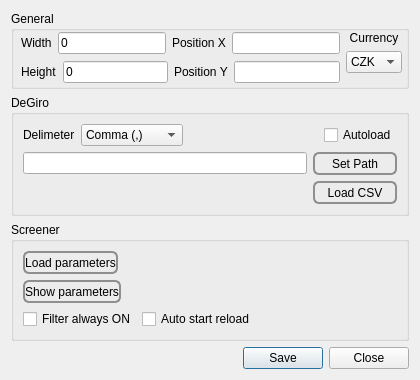
ado130/SPM, file settingsform.ui: the form before one commit.
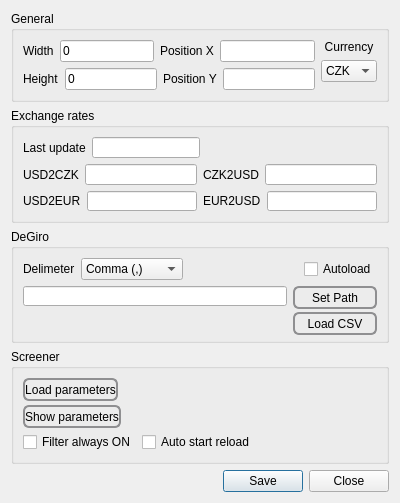
The form after the commit.

Commit message: Added plots for Deposit and Invested, added exchange rates

The edit to the form file:
```diff
--- a/settingsform.ui
+++ b/settingsform.ui
@@ -6,10 +6,16 @@
    <rect>
     <x>0</x>
     <y>0</y>
-    <width>420</width>
-    <height>380</height>
+    <width>400</width>
+    <height>503</height>
    </rect>
   </property>
+  <property name="minimumSize">
+   <size>
+    <width>291</width>
+    <height>503</height>
+   </size>
+  </property>
   <property name="windowTitle">
    <string>Settings</string>
   </property>
@@ -19,15 +25,6 @@
      <property name="title">
       <string>General</string>
      </property>
-     <widget class="QWidget" name="layoutWidget">
-      <property name="geometry">
-       <rect>
-        <x>10</x>
-        <y>20</y>
-        <width>381</width>
-        <height>54</height>
-       </rect>
-      </property>
       <layout class="QHBoxLayout" name="horizontalLayout_9">
        <item>
         <layout class="QVBoxLayout" name="verticalLayout">
@@ -143,6 +140,115 @@
        </item>
       </layout>
      </widget>
+   </item>
+   <item>
+    <widget class="QGroupBox" name="gbExchanges">
+     <property name="minimumSize">
+      <size>
+       <width>0</width>
+       <height>0</height>
+      </size>
+     </property>
+     <property name="title">
+      <string>Exchange rates</string>
+     </property>
+     <layout class="QVBoxLayout" name="verticalLayout_7">
+      <item>
+       <layout class="QHBoxLayout" name="horizontalLayout_17">
+        <item>
+         <layout class="QHBoxLayout" name="horizontalLayout_14">
+          <item>
+           <widget class="QLabel" name="label_7">
+            <property name="text">
+             <string>Last update</string>
+            </property>
+           </widget>
+          </item>
+          <item>
+           <widget class="QLineEdit" name="leLastUpdate"/>
+          </item>
+         </layout>
+        </item>
+        <item>
+         <spacer name="horizontalSpacer_6">
+          <property name="orientation">
+           <enum>Qt::Horizontal</enum>
+          </property>
+          <property name="sizeHint" stdset="0">
+           <size>
+            <width>40</width>
+            <height>20</height>
+           </size>
+          </property>
+         </spacer>
+        </item>
+       </layout>
+      </item>
+      <item>
+       <layout class="QHBoxLayout" name="horizontalLayout_16">
+        <item>
+         <layout class="QHBoxLayout" name="horizontalLayout_13">
+          <item>
+           <widget class="QLabel" name="label_8">
+            <property name="text">
+             <string>USD2CZK</string>
+            </property>
+           </widget>
+          </item>
+          <item>
+           <widget class="QLineEdit" name="leUSD2CZK"/>
+          </item>
+         </layout>
+        </item>
+        <item>
+         <layout class="QHBoxLayout" name="horizontalLayout_12">
+          <item>
+           <widget class="QLabel" name="label_10">
+            <property name="text">
+             <string>CZK2USD</string>
+            </property>
+           </widget>
+          </item>
+          <item>
+           <widget class="QLineEdit" name="leCZK2USD"/>
+          </item>
+         </layout>
+        </item>
+       </layout>
+      </item>
+      <item>
+       <layout class="QHBoxLayout" name="horizontalLayout_15">
+        <item>
+         <layout class="QHBoxLayout" name="horizontalLayout_11">
+          <item>
+           <widget class="QLabel" name="label_9">
+            <property name="text">
+             <string>USD2EUR</string>
+            </property>
+           </widget>
+          </item>
+          <item>
+           <widget class="QLineEdit" name="leUSD2EUR"/>
+          </item>
+         </layout>
+        </item>
+        <item>
+         <layout class="QHBoxLayout" name="horizontalLayout_10">
+          <item>
+           <widget class="QLabel" name="label_11">
+            <property name="text">
+             <string>EUR2USD</string>
+            </property>
+           </widget>
+          </item>
+          <item>
+           <widget class="QLineEdit" name="leEUR2USD"/>
+          </item>
+         </layout>
+        </item>
+       </layout>
+      </item>
+     </layout>
     </widget>
    </item>
    <item>
```
Lines whose indentation alone changed are shown as unchanged. The commit also changes 13 other files.
